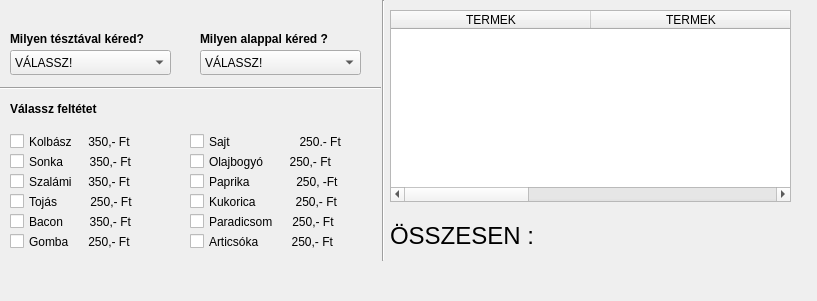
Above: pizza.ui from kobanya/PizzaUiPyqt before the change. Below: the same form after it.
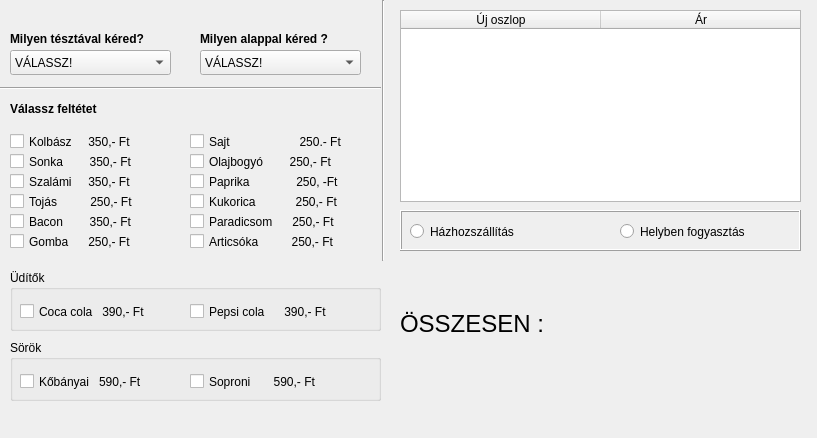
That is the form after the change.

Commit message: üdítő és sörök

Patch:
```diff
--- a/pizza.ui
+++ b/pizza.ui
@@ -7,7 +7,7 @@
     <x>0</x>
     <y>0</y>
     <width>817</width>
-    <height>301</height>
+    <height>438</height>
    </rect>
   </property>
   <property name="windowTitle">
@@ -310,7 +310,7 @@
   <widget class="QTableWidget" name="tableWidget">
    <property name="geometry">
     <rect>
-     <x>390</x>
+     <x>400</x>
      <y>10</y>
      <width>401</width>
      <height>192</height>
@@ -328,35 +328,30 @@
      <height>0</height>
     </size>
    </property>
+   <property name="horizontalScrollBarPolicy">
+    <enum>Qt::ScrollBarAlwaysOff</enum>
+   </property>
    <attribute name="horizontalHeaderDefaultSectionSize">
     <number>200</number>
    </attribute>
    <column>
     <property name="text">
-     <string>TERMEK</string>
+     <string>Új oszlop</string>
     </property>
    </column>
    <column>
-        <property name="text">
-            <string>TERMEK</string>
-        </property>
-    </column>
-    <column>
-        <property name="text">
-            <string>Ár</string>
-        </property>
-        <attribute name="width">
-            <number>100</number>
-        </attribute>
-    </column>
+    <property name="text">
+     <string>Ár</string>
+    </property>
+   </column>
   </widget>
   <widget class="QLabel" name="label_total_price">
    <property name="geometry">
     <rect>
-     <x>390</x>
-     <y>220</y>
-     <width>391</width>
-     <height>31</height>
+     <x>400</x>
+     <y>310</y>
+     <width>401</width>
+     <height>28</height>
     </rect>
    </property>
    <property name="font">
@@ -368,6 +363,135 @@
     <string>ÖSSZESEN :  </string>
    </property>
   </widget>
+  <widget class="QFrame" name="frame">
+   <property name="geometry">
+    <rect>
+     <x>400</x>
+     <y>210</y>
+     <width>401</width>
+     <height>41</height>
+    </rect>
+   </property>
+   <property name="frameShape">
+    <enum>QFrame::Box</enum>
+   </property>
+   <property name="frameShadow">
+    <enum>QFrame::Raised</enum>
+   </property>
+   <property name="midLineWidth">
+    <number>0</number>
+   </property>
+   <widget class="QRadioButton" name="radioButton_helyben">
+    <property name="geometry">
+     <rect>
+      <x>10</x>
+      <y>10</y>
+      <width>131</width>
+      <height>23</height>
+     </rect>
+    </property>
+    <property name="text">
+     <string>Házhozszállítás</string>
+    </property>
+   </widget>
+   <widget class="QRadioButton" name="radioButton_Kiszallit">
+    <property name="geometry">
+     <rect>
+      <x>220</x>
+      <y>10</y>
+      <width>171</width>
+      <height>23</height>
+     </rect>
+    </property>
+    <property name="text">
+     <string>Helyben fogyasztás</string>
+    </property>
+   </widget>
+  </widget>
+  <widget class="QGroupBox" name="groupBox">
+   <property name="geometry">
+    <rect>
+     <x>10</x>
+     <y>270</y>
+     <width>371</width>
+     <height>61</height>
+    </rect>
+   </property>
+   <property name="title">
+    <string>Üdítők</string>
+   </property>
+   <property name="flat">
+    <bool>true</bool>
+   </property>
+   <property name="checkable">
+    <bool>false</bool>
+   </property>
+   <widget class="QCheckBox" name="checkBox_13">
+    <property name="geometry">
+     <rect>
+      <x>10</x>
+      <y>30</y>
+      <width>161</width>
+      <height>23</height>
+     </rect>
+    </property>
+    <property name="text">
+     <string>Coca cola   390,- Ft</string>
+    </property>
+   </widget>
+   <widget class="QCheckBox" name="checkBox_14">
+    <property name="geometry">
+     <rect>
+      <x>180</x>
+      <y>30</y>
+      <width>171</width>
+      <height>23</height>
+     </rect>
+    </property>
+    <property name="text">
+     <string>Pepsi cola      390,- Ft</string>
+    </property>
+   </widget>
+  </widget>
+  <widget class="QGroupBox" name="groupBox_2">
+   <property name="geometry">
+    <rect>
+     <x>10</x>
+     <y>340</y>
+     <width>371</width>
+     <height>61</height>
+    </rect>
+   </property>
+   <property name="title">
+    <string>Sörök</string>
+   </property>
+   <widget class="QCheckBox" name="checkBox_15">
+    <property name="geometry">
+     <rect>
+      <x>10</x>
+      <y>30</y>
+      <width>151</width>
+      <height>23</height>
+     </rect>
+    </property>
+    <property name="text">
+     <string>Kőbányai   590,- Ft</string>
+    </property>
+   </widget>
+   <widget class="QCheckBox" name="checkBox_16">
+    <property name="geometry">
+     <rect>
+      <x>180</x>
+      <y>30</y>
+      <width>171</width>
+      <height>23</height>
+     </rect>
+    </property>
+    <property name="text">
+     <string>Soproni       590,- Ft</string>
+    </property>
+   </widget>
+  </widget>
  </widget>
  <resources/>
  <connections/>
```
The commit also changes 2 other files.
